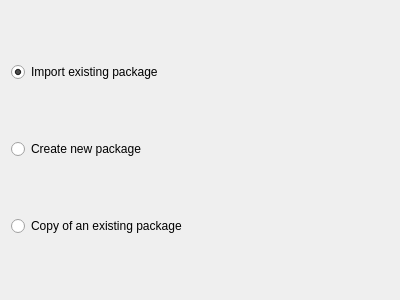
Before: the Qt Designer form obslight/ObsLightGui/ui/wizard_chooseNewOrExistingPackage.ui in ronan22/obs-light, drawn with Qt 5.
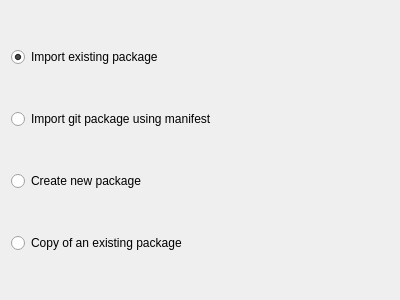
After: the same form once the commit is applied.

```diff
--- a/obslight/ObsLightGui/ui/wizard_chooseNewOrExistingPackage.ui
+++ b/obslight/ObsLightGui/ui/wizard_chooseNewOrExistingPackage.ui
@@ -33,6 +33,13 @@
      </property>
     </widget>
    </item>
+   <item>
+    <widget class="QRadioButton" name="importManifestButton">
+     <property name="text">
+      <string>Import git package using manifest</string>
+     </property>
+    </widget>
+   </item>
    <item>
     <widget class="QRadioButton" name="createNewPackageButton">
      <property name="text">
```
